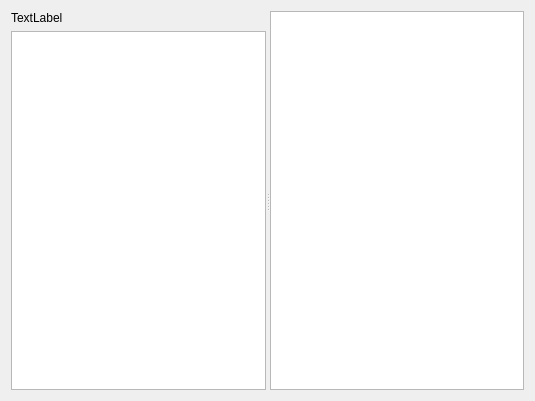
Qt form SEGUIApp/Resources/QtUi/ConnectionTab.ui (wdznak/SEGUIApp) before a commit.
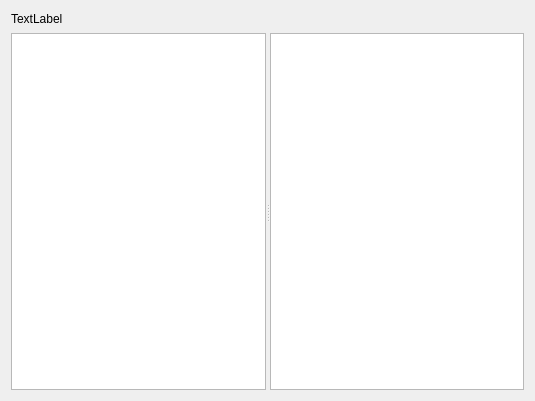
The same form after that commit.

The edit to the form file:
```diff
--- a/SEGUIApp/Resources/QtUi/ConnectionTab.ui
+++ b/SEGUIApp/Resources/QtUi/ConnectionTab.ui
@@ -14,6 +14,25 @@
    <string>Form</string>
   </property>
   <layout class="QVBoxLayout" name="verticalLayout_2">
+   <item>
+    <widget class="QLabel" name="connectionLabel">
+     <property name="sizePolicy">
+      <sizepolicy hsizetype="Preferred" vsizetype="Minimum">
+       <horstretch>0</horstretch>
+       <verstretch>0</verstretch>
+      </sizepolicy>
+     </property>
+     <property name="maximumSize">
+      <size>
+       <width>16777215</width>
+       <height>16</height>
+      </size>
+     </property>
+     <property name="text">
+      <string>TextLabel</string>
+     </property>
+    </widget>
+   </item>
    <item>
     <widget class="QSplitter" name="splitter">
      <property name="orientation">
@@ -21,13 +40,6 @@
      </property>
      <widget class="QWidget" name="verticalLayoutWidget">
       <layout class="QVBoxLayout" name="lTopVLayout">
-       <item>
-        <widget class="QLabel" name="connectionLabel">
-         <property name="text">
-          <string>TextLabel</string>
-         </property>
-        </widget>
-       </item>
        <item>
         <widget class="QTableView" name="recentTradesView"/>
        </item>
```
